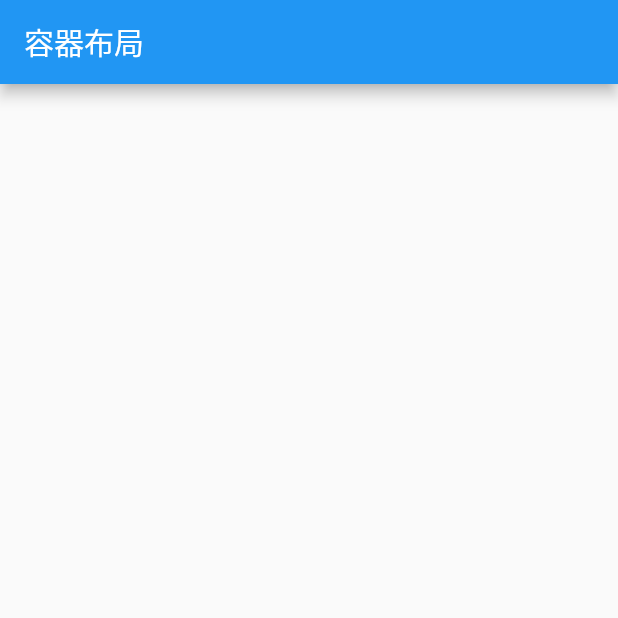
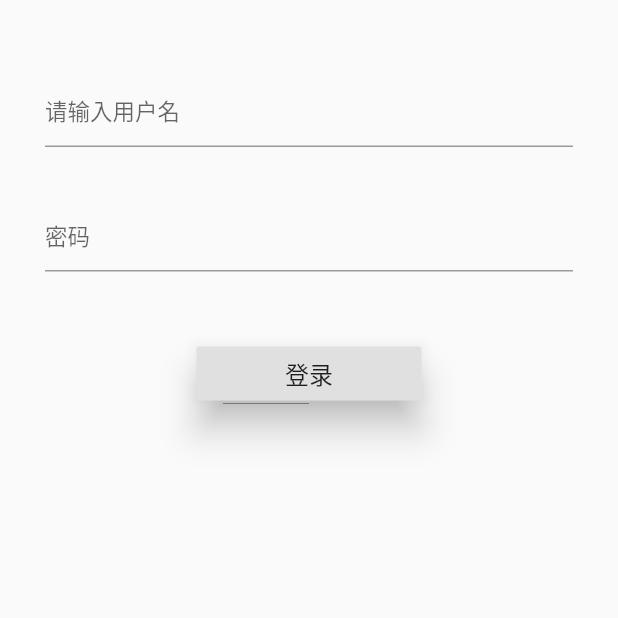
Before and after one commit to qazqaz12378/wanAndroid_flutterTest, a Flutter app: the screen it shows after launch, on a phone screen of 412 x 824 dp, the top half of it. Run offline on Flutter 3.47's test engine with Material 2 defaults, Android fonts, the phone set to English and light mode, and no system bars; our stand-ins replace dio.

Commit message:
添加登录界面和发送数据

```diff
--- a/lib/main.dart
+++ b/lib/main.dart
@@ -1,5 +1,5 @@
 import 'package:flutter/material.dart';
-import 'package:flutter/cupertino.dart';
+import 'ui/Login_page.dart';
 
 void main() => runApp(MyApp());
 
@@ -21,24 +21,7 @@ class MyApp extends StatelessWidget {
         // is not restarted.
         primarySwatch: Colors.blue,
       ),
-      home: My_Main(),
+      home: LoginPage(),
     );
   }
 }
-
-class My_Main extends StatefulWidget {
-  @override
-  _My_MainState createState() => _My_MainState();
-}
-
-class _My_MainState extends State<My_Main> {
-  @override
-  Widget build(BuildContext context) {
-    return Scaffold(
-      appBar: AppBar(
-        title: Text('容器布局'),
-      ),
-
-    );
-  }
-}
--- /dev/null
+++ b/lib/ui/Login_page.dart
@@ -0,0 +1,107 @@
+import 'dart:convert';
+
+import 'package:flutter/material.dart';
+import '../service/http_service.dart';
+
+class LoginPage extends StatefulWidget {
+  @override
+  _LoginPageState createState() => _LoginPageState();
+}
+
+class _LoginPageState extends State<LoginPage> {
+  var leftRightPadding = 30.0;
+  var topBottomPadding = 4.0;
+  var textTips = new TextStyle(fontSize: 16.0, color: Colors.black);
+  var hintTips = new TextStyle(fontSize: 15.0, color: Colors.black26);
+  var _userNameController = new TextEditingController();
+
+  var _userPassController = new TextEditingController();
+
+  @override
+  Widget build(BuildContext context) {
+    return Scaffold(
+      body: Container(
+        child: Column(
+          mainAxisAlignment: MainAxisAlignment.start,
+          mainAxisSize: MainAxisSize.max,
+          children: <Widget>[
+            Padding(
+              padding: EdgeInsets.fromLTRB(
+                  leftRightPadding, 50.0, leftRightPadding, 10.0),
+              child: TextField(
+                style: hintTips,
+                controller: _userNameController,
+                decoration: InputDecoration(hintText: "请输入用户名"),
+                obscureText: false,
+              ),
+            ),
+            Padding(
+              padding: EdgeInsets.fromLTRB(
+                  leftRightPadding, 25.0, leftRightPadding, topBottomPadding),
+              child: TextFormField(
+                style: hintTips,
+                controller: _userPassController,
+                decoration: InputDecoration(hintText: '密码'),
+                obscureText: true,
+              ),
+            ),
+            Container(
+              width: 150.0,
+              margin: EdgeInsets.fromLTRB(10.0, 40.0, 10.0, 0.0),
+              child: RaisedButton(
+                elevation: 10.0,
+                child: Text(
+                  '登录',
+                  style: TextStyle(fontSize: 16.0),
+                ),
+                onPressed: () {
+                  if (_userNameController.text.length != 0 ||
+                      _userPassController.text.length != 0) {
+                    // SendLogin(_userNameController.text,_userPassController.text);
+                    var formData = {
+                      "username": _userNameController.text,
+                      "password": _userPassController.text
+                    };
+                    request("https://www.wanandroid.com/user/login",
+                            formData: formData)
+                        .then((value) {
+                      var data = json.decode(value.toString());
+                      if (data["errorCode"].toString() != 0.toString()) {
+                        ShowDialogInit(context,'提示',data["errorMsg"]);
+                      } else {
+
+                      }
+                    });
+                  } else {
+                    ShowDialogInit(context,"提示","账号密码不能为空");
+                  }
+                },
+              ),
+            ),
+          ],
+        ),
+      ),
+    );
+  }
+}
+
+void ShowDialogInit(BuildContext context,String title, String text_context) {
+  showDialog(
+      context: context,
+      builder: (context) {
+        return AlertDialog(
+          title: Text(title),
+          content: Text(text_context),
+        );
+      });
+}
+// void SendLogin(String name,String password) async {
+//   try {
+//     Response response = await Dio().post(
+//         "https://www.wanandroid.com/user/login",
+//         data: {"username": name, "password": password});
+
+//   } catch (e) {
+//     print(e);
+//   }
+// }
```
Also changed, not shown: lib/service/http_service.dart (added, +18 -0 lines), 1 other file.
